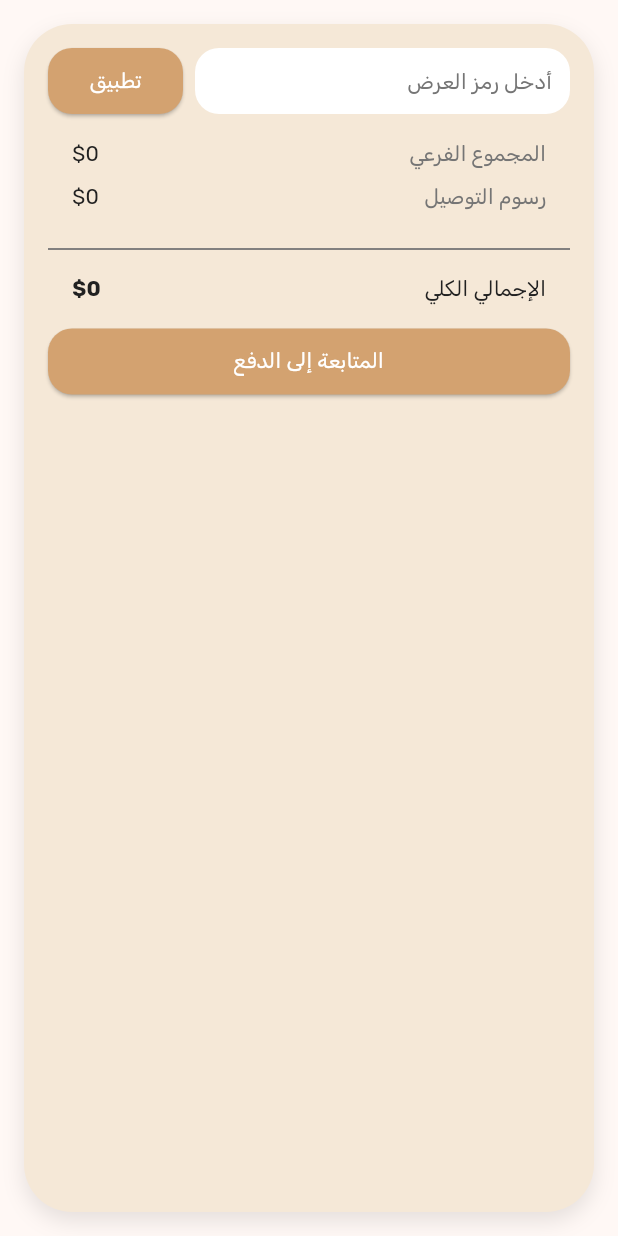
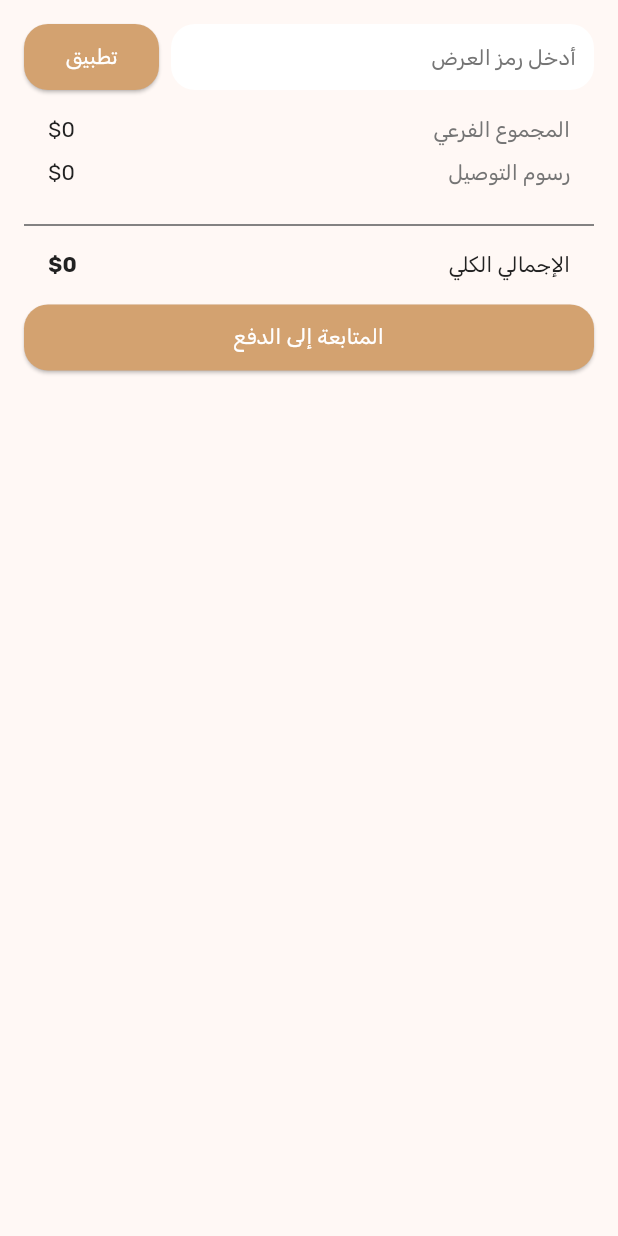
Before and after one commit to cloudy335/yemenshop, a Flutter app: the _InvoiceSummaryCard widget shown alone on an empty page, opened directly with empty values, on a phone screen of 412 x 824 dp. Run offline on Flutter 3.47's test engine with Material 3 defaults, Android fonts, the phone set to English and light mode, and no system bars; our stand-ins replace hugeicons.

Commit message:
fixed cart fun

```diff
--- a/lib/features/authentication/presentation/pages/cart_page.dart
+++ b/lib/features/authentication/presentation/pages/cart_page.dart
@@ -54,10 +54,43 @@ class CartScreenUI extends StatelessWidget {
     required this.onCheckout,
   }) : super(key: key);
 
+  void _showInvoiceSheet(BuildContext context) {
+    showModalBottomSheet(
+      context: context,
+      backgroundColor: Colors.transparent,
+      isScrollControlled: true,
+      builder: (_) => DraggableScrollableSheet(
+        initialChildSize: 0.3, // start at 30% of screen height
+        minChildSize: 0.3, // can shrink to 10%
+        maxChildSize: 0.9, // can expand to 80%
+        expand: false,
+        builder: (ctx, controller) => Container(
+          decoration: BoxDecoration(
+            color: AppColors.background,
+            borderRadius: BorderRadius.vertical(
+              top: Radius.circular(AppRadius.large),
+            ),
+          ),
+          child: SingleChildScrollView(
+            controller: controller,
+            child: _InvoiceSummaryCard(
+              subTotal: subTotal,
+              deliveryFee: deliveryFee,
+              discount: discount,
+              totalCost: totalCost,
+              onApplyPromoCode: onApplyPromoCode,
+              onCheckout: onCheckout,
+            ),
+          ),
+        ),
+      ),
+    );
+  }
+
   @override
   Widget build(BuildContext context) {
     return Directionality(
-      textDirection: TextDirection.rtl, // entire screen is RTL
+      textDirection: TextDirection.rtl,
       child: Scaffold(
         backgroundColor: AppColors.surface,
         appBar: AppBar(
@@ -68,9 +101,7 @@ class CartScreenUI extends StatelessWidget {
               Platform.isIOS ? Icons.arrow_back_ios_new : Icons.arrow_back,
               color: AppColors.textPrimary,
             ),
-            onPressed: () {
-              Navigator.of(context).pop();
-            },
+            onPressed: () => Navigator.of(context).pop(),
           ),
           title: Text(
             'سلتي',
@@ -78,26 +109,26 @@ class CartScreenUI extends StatelessWidget {
             textAlign: TextAlign.right,
           ),
           centerTitle: true,
+          actions: [
+            IconButton(
+              icon: const Icon(Icons.receipt_long),
+              color: AppColors.textPrimary,
+              tooltip: 'ملخص الفاتورة',
+              onPressed: () => _showInvoiceSheet(context),
+            ),
+          ],
         ),
         body: items.isEmpty
             ? Center(
                 child: Text(
                   'سلتك فارغة حالياً.',
-                  style: AppTextStyles.body2.copyWith(
-                    color: AppColors.textSecondary,
-                  ),
+                  style: AppTextStyles.body2
+                      .copyWith(color: AppColors.textSecondary),
                   textAlign: TextAlign.right,
                 ),
               )
-            : Column(
-                children: [
-                  // قائمة المنتجات في السلة
-                  Expanded(
-                    child: ListView.separated(
-                      padding: const EdgeInsets.only(
-                        top: AppSpacing.md,
-                        bottom: AppSpacing.md,
-                      ),
+            : ListView.separated(
+                padding: const EdgeInsets.symmetric(vertical: AppSpacing.md),
                 itemCount: items.length,
                 separatorBuilder: (_, __) =>
                     const SizedBox(height: AppSpacing.md),
@@ -113,68 +144,45 @@ class CartScreenUI extends StatelessWidget {
                         SnackBar(
                           content: Text(
                             'تم حذف "${item.name}"',
-                                  style: AppTextStyles.body1.copyWith(
-                                    color: AppColors.textOnPrimary,
-                                  ),
+                            style: AppTextStyles.body1
+                                .copyWith(color: AppColors.textOnPrimary),
                             textAlign: TextAlign.right,
                           ),
                           backgroundColor: AppColors.error,
                           action: SnackBarAction(
                             label: 'تراجع',
                             textColor: AppColors.textOnPrimary,
-                                  onPressed: () {
-                                    onUndoRemove(removedItem);
-                                  },
+                            onPressed: () => onUndoRemove(removedItem),
                           ),
                         ),
                       );
                     },
                     background: Container(
                       margin: const EdgeInsets.symmetric(
-                              vertical: AppSpacing.sm,
-                              horizontal: AppSpacing.md,
-                            ),
+                          vertical: AppSpacing.sm, horizontal: AppSpacing.md),
                       decoration: BoxDecoration(
                         color: AppColors.error,
-                              borderRadius:
-                                  BorderRadius.circular(AppRadius.normal),
+                        borderRadius: BorderRadius.circular(AppRadius.normal),
                       ),
                       alignment: Alignment.centerRight,
-                            padding: const EdgeInsets.symmetric(
-                                horizontal: AppSpacing.lg),
-                            child: const Icon(
-                              Icons.delete_outline,
-                              color: AppColors.textOnPrimary,
-                              size: 28,
-                            ),
+                      padding:
+                          const EdgeInsets.symmetric(horizontal: AppSpacing.lg),
+                      child: const Icon(Icons.delete_outline,
+                          size: 28, color: AppColors.textOnPrimary),
                     ),
                     child: _CartItemWidget(
                       item: item,
-                            onQuantityChanged: (change) =>
-                                onQuantityChanged(item.id, change),
+                      onQuantityChanged: (delta) =>
+                          onQuantityChanged(item.id, delta),
                     ),
                   );
                 },
-                    ),
-                  ),
-
-                  // بطاقة الفاتورة (بارتفاع معتدل) + زر الدفع
-                  _InvoiceSummaryCard(
-                    subTotal: subTotal,
-                    deliveryFee: deliveryFee,
-                    discount: discount,
-                    totalCost: totalCost,
-                    onApplyPromoCode: onApplyPromoCode,
-                    onCheckout: onCheckout,
-                  ),
-                ],
               ),
       ),
     );
   }
 }
 
-// === عنصر واحد داخل السلة مع صورة المنتج وتحرير الكمية ===
 class _CartItemWidget extends StatelessWidget {
   final CartItem item;
   final void Function(int change) onQuantityChanged;
@@ -188,22 +196,17 @@ class _CartItemWidget extends StatelessWidget {
   @override
   Widget build(BuildContext context) {
     return Directionality(
-      textDirection: TextDirection.rtl, // this card is also RTL
+      textDirection: TextDirection.rtl,
       child: Card(
-        margin: const EdgeInsets.symmetric(
-          horizontal: AppSpacing.md,
-        ),
-        // Make background color slightly transparent:
+        margin: const EdgeInsets.symmetric(horizontal: AppSpacing.md),
         color: AppColors.background.withOpacity(0.9),
         shape: RoundedRectangleBorder(
-          borderRadius: BorderRadius.circular(AppRadius.large),
-        ),
+            borderRadius: BorderRadius.circular(AppRadius.large)),
         elevation: 2,
         child: Padding(
           padding: const EdgeInsets.all(AppSpacing.md),
           child: Row(
             children: [
-              // صورة المنتج
               Container(
                 width: 94,
                 height: 94,
@@ -211,20 +214,16 @@ class _CartItemWidget extends StatelessWidget {
                   borderRadius: BorderRadius.circular(AppRadius.normal),
                   color: AppColors.surface,
                   image: DecorationImage(
-                    image: AssetImage(item.imagePath),
-                    fit: BoxFit.cover,
-                  ),
+                      image: AssetImage(item.imagePath), fit: BoxFit.cover),
                   boxShadow: const [
                     BoxShadow(
                         color: Color.fromARGB(15, 0, 0, 0),
                         blurRadius: 4,
-                      offset: Offset(0, 1),
-                    ),
+                        offset: Offset(0, 1))
                   ],
                 ),
               ),
               const SizedBox(width: AppSpacing.md),
-              // تفاصيل المنتج (الاسم والسعر ووحدة السعر)
               Expanded(
                 child: Column(
                   crossAxisAlignment: CrossAxisAlignment.start,
@@ -233,16 +232,14 @@ class _CartItemWidget extends StatelessWidget {
                       item.name,
                       style: AppTextStyles.body1.copyWith(
                           color: AppColors.textPrimary,
-                        fontWeight: FontWeight.bold,
-                      ),
+                          fontWeight: FontWeight.bold),
                       textAlign: TextAlign.right,
                     ),
                     const SizedBox(height: 4),
                     Text(
                       'سعر الوحدة: \$${item.price.toStringAsFixed(2)}',
-                      style: AppTextStyles.body2.copyWith(
-                        color: AppColors.textSecondary,
-                      ),
+                      style: AppTextStyles.body2
+                          .copyWith(color: AppColors.textSecondary),
                       textAlign: TextAlign.right,
                     ),
                     const SizedBox(height: 4),
@@ -250,14 +247,12 @@ class _CartItemWidget extends StatelessWidget {
                       'الإجمالي: \$${item.lineTotal.toStringAsFixed(2)}',
                       style: AppTextStyles.body2.copyWith(
                           color: AppColors.textPrimary,
-                        fontWeight: FontWeight.w600,
-                      ),
+                          fontWeight: FontWeight.w600),
                       textAlign: TextAlign.right,
                     ),
                   ],
                 ),
               ),
-              // أقل حجم ممكن: أزرار تعديل الكمية داخل دائرة خضراء بخلفية بيضاء
               Container(
                 decoration: BoxDecoration(
                   color: AppColors.primary,
@@ -266,14 +261,11 @@ class _CartItemWidget extends StatelessWidget {
                     BoxShadow(
                         color: Colors.black12,
                         blurRadius: 4,
-                      offset: Offset(0, 2),
-                    ),
+                        offset: Offset(0, 2))
                   ],
                 ),
                 padding: const EdgeInsets.symmetric(
-                  horizontal: AppSpacing.sm,
-                  vertical: AppSpacing.sm,
-                ),
+                    horizontal: AppSpacing.sm, vertical: AppSpacing.sm),
                 child: Row(
                   mainAxisSize: MainAxisSize.min,
                   children: [
@@ -281,28 +273,20 @@ class _CartItemWidget extends StatelessWidget {
                       onTap: item.quantity > 1
                           ? () => onQuantityChanged(-1)
                           : null,
-                      child: const Icon(
-                        Icons.remove,
-                        size: 16,
-                        color: Colors.white,
-                      ),
+                      child: const Icon(Icons.remove,
+                          size: 16, color: Colors.white),
                     ),
                     const SizedBox(width: AppSpacing.sm),
                     Text(
                       '${item.quantity}',
-                      style: AppTextStyles.body1.copyWith(
-                        color: Colors.white,
-                      ),
+                      style: AppTextStyles.body1.copyWith(color: Colors.white),
                       textAlign: TextAlign.center,
                     ),
                     const SizedBox(width: AppSpacing.sm),
                     GestureDetector(
                       onTap: () => onQuantityChanged(1),
-                      child: const Icon(
-                        Icons.add,
-                        size: 16,
-                        color: Colors.white,
-                      ),
+                      child:
+                          const Icon(Icons.add, size: 16, color: Colors.white),
                     ),
                   ],
                 ),
@@ -315,7 +299,7 @@ class _CartItemWidget extends StatelessWidget {
   }
 }
 
-// === بطاقة الفاتورة (Invoice) مع ملخص الأسعار وزر الدفع (بارتفاع معتدل) ===
+/// ملخص الفاتورة (بدون Card Borders)
 class _InvoiceSummaryCard extends StatefulWidget {
   final double subTotal;
   final double deliveryFee;
@@ -346,8 +330,8 @@ class _InvoiceSummaryCardState extends State<_InvoiceSummaryCard> {
   @override
   void initState() {
     super.initState();
-    _focusNode = FocusNode();
-    _focusNode.addListener(() {
+    _focusNode = FocusNode()
+      ..addListener(() {
         setState(() {
           _isFocused = _focusNode.hasFocus;
         });
@@ -374,27 +358,13 @@ class _InvoiceSummaryCardState extends State<_InvoiceSummaryCard> {
   Widget build(BuildContext context) {
     return Directionality(
       textDirection: TextDirection.rtl,
-      child: Container(
-        margin: const EdgeInsets.all(AppSpacing.md),
-        // Moderate padding to make it slightly taller (not too much)
+      child: Padding(
         padding: const EdgeInsets.symmetric(
-          horizontal: AppSpacing.md,
-          vertical: AppSpacing.md,
-        ),
-        decoration: BoxDecoration(
-          color: AppColors.background,
-          borderRadius: BorderRadius.circular(AppRadius.large),
-          boxShadow: [
-            BoxShadow(
-              color: Colors.black.withOpacity(0.1),
-              blurRadius: 12,
-              offset: const Offset(0, 6),
-            ),
-          ],
-        ),
+            horizontal: AppSpacing.md, vertical: AppSpacing.md),
         child: Column(
+          crossAxisAlignment: CrossAxisAlignment.stretch,
           children: [
-            // صف إدخال رمز العرض
+            // رمز العرض
             Row(
               children: [
                 Expanded(
@@ -407,8 +377,7 @@ class _InvoiceSummaryCardState extends State<_InvoiceSummaryCard> {
                               BoxShadow(
                                   color: AppColors.primary.withOpacity(0.25),
                                   blurRadius: 12,
-                                offset: const Offset(0, 4),
-                              ),
+                                  offset: Offset(0, 4))
                             ]
                           : [],
                     ),
@@ -420,28 +389,22 @@ class _InvoiceSummaryCardState extends State<_InvoiceSummaryCard> {
                         textAlign: TextAlign.right,
                         decoration: InputDecoration(
                           hintText: 'أدخل رمز العرض',
-                          hintStyle: AppTextStyles.body2.copyWith(
-                            color: AppColors.textSecondary,
-                          ),
+                          hintStyle: AppTextStyles.body2
+                              .copyWith(color: AppColors.textSecondary),
                           filled: true,
                           fillColor: AppColors.surface,
                           border: OutlineInputBorder(
                               borderRadius:
                                   BorderRadius.circular(AppRadius.normal),
-                            borderSide: BorderSide.none,
-                          ),
+                              borderSide: BorderSide.none),
                           focusedBorder: OutlineInputBorder(
                               borderRadius:
                                   BorderRadius.circular(AppRadius.normal),
-                            borderSide: const BorderSide(
-                              color: AppColors.primary,
-                              width: 2.0,
-                            ),
-                          ),
+                              borderSide: BorderSide(
+                                  color: AppColors.primary, width: 2)),
                           contentPadding: const EdgeInsets.symmetric(
                               horizontal: AppSpacing.sm,
-                            vertical: AppSpacing.sm,
-                          ),
+                              vertical: AppSpacing.sm),
                         ),
                         onSubmitted: (_) => _submitPromo(),
                       ),
@@ -450,77 +413,47 @@ class _InvoiceSummaryCardState extends State<_InvoiceSummaryCard> {
                 ),
                 const SizedBox(width: AppSpacing.sm),
                 SizedBox(
-                  width: 90, // slightly wider button
-                  height: 44, // a bit taller
-                  child: AppButton(
-                    label: 'تطبيق',
-                    onPressed: _submitPromo,
-                  ),
+                  width: 90,
+                  height: 44,
+                  child: AppButton(label: 'تطبيق', onPressed: _submitPromo),
                 ),
               ],
             ),
-
-            const SizedBox(height: AppSpacing.md), // moderate gap
-
-            // صف المجموع الفرعي
+            const SizedBox(height: AppSpacing.md),
             _buildInvoiceRow('المجموع الفرعي', widget.subTotal),
             const SizedBox(height: AppSpacing.sm),
-            // صف رسوم التوصيل
             _buildInvoiceRow('رسوم التوصيل', widget.deliveryFee),
             const SizedBox(height: AppSpacing.sm),
-            // صف الخصم (إذا وُجد)
             if (widget.discount > 0) ...[
               _buildInvoiceRow('الخصم', -widget.discount, isDiscount: true),
               const SizedBox(height: AppSpacing.md),
             ],
-
             const Divider(
                 height: AppSpacing.md * 2,
                 thickness: 1.2,
-              color: AppColors.textSecondary,
-            ),
-
-            // صف الإجمالي الكلي بخط أسمك قليلًا
-            _buildInvoiceRow(
-              'الإجمالي الكلي',
-              widget.totalCost,
-              isTotal: true,
-            ),
+                color: AppColors.textSecondary),
+            _buildInvoiceRow('الإجمالي الكلي', widget.totalCost, isTotal: true),
             const SizedBox(height: AppSpacing.md),
-
-            // زر المتابعة إلى الدفع
             SizedBox(
-              width: double.infinity,
-              height: 44, // a bit taller
+                height: 44,
                 child: AppButton(
-                label: 'المتابعة إلى الدفع',
-                onPressed: widget.onCheckout,
-              ),
-            ),
+                    label: 'المتابعة إلى الدفع', onPressed: widget.onCheckout)),
           ],
         ),
       ),
     );
   }
 
-  Widget _buildInvoiceRow(
-    String label,
-    double value, {
-    bool isTotal = false,
-    bool isDiscount = false,
-  }) {
+  Widget _buildInvoiceRow(String label, double value,
+      {bool isTotal = false, bool isDiscount = false}) {
     final colorText = isDiscount ? AppColors.primary : AppColors.textPrimary;
     final valueText = isDiscount
         ? '-\$${value.abs().toStringAsFixed(0)}'
         : '\$${value.toStringAsFixed(0)}';
-
     final valueStyle = isTotal
-        ? AppTextStyles.body1.copyWith(
-            color: colorText,
-            fontWeight: FontWeight.bold,
-          )
+        ? AppTextStyles.body1
+            .copyWith(color: colorText, fontWeight: FontWeight.bold)
         : AppTextStyles.body2.copyWith(color: colorText);
-
     final labelStyle = isTotal
         ? AppTextStyles.body2.copyWith(color: AppColors.textPrimary)
         : AppTextStyles.body2.copyWith(color: AppColors.textSecondary);
@@ -530,16 +463,8 @@ class _InvoiceSummaryCardState extends State<_InvoiceSummaryCard> {
       child: Row(
         mainAxisAlignment: MainAxisAlignment.spaceBetween,
         children: [
-          Text(
-            label,
-            style: labelStyle,
-            textAlign: TextAlign.right,
-          ),
-          Text(
-            valueText,
-            style: valueStyle,
-            textAlign: TextAlign.right,
-          ),
+          Text(label, style: labelStyle, textAlign: TextAlign.right),
+          Text(valueText, style: valueStyle, textAlign: TextAlign.right),
         ],
       ),
     );
```
Lines whose indentation alone changed are shown as unchanged.
